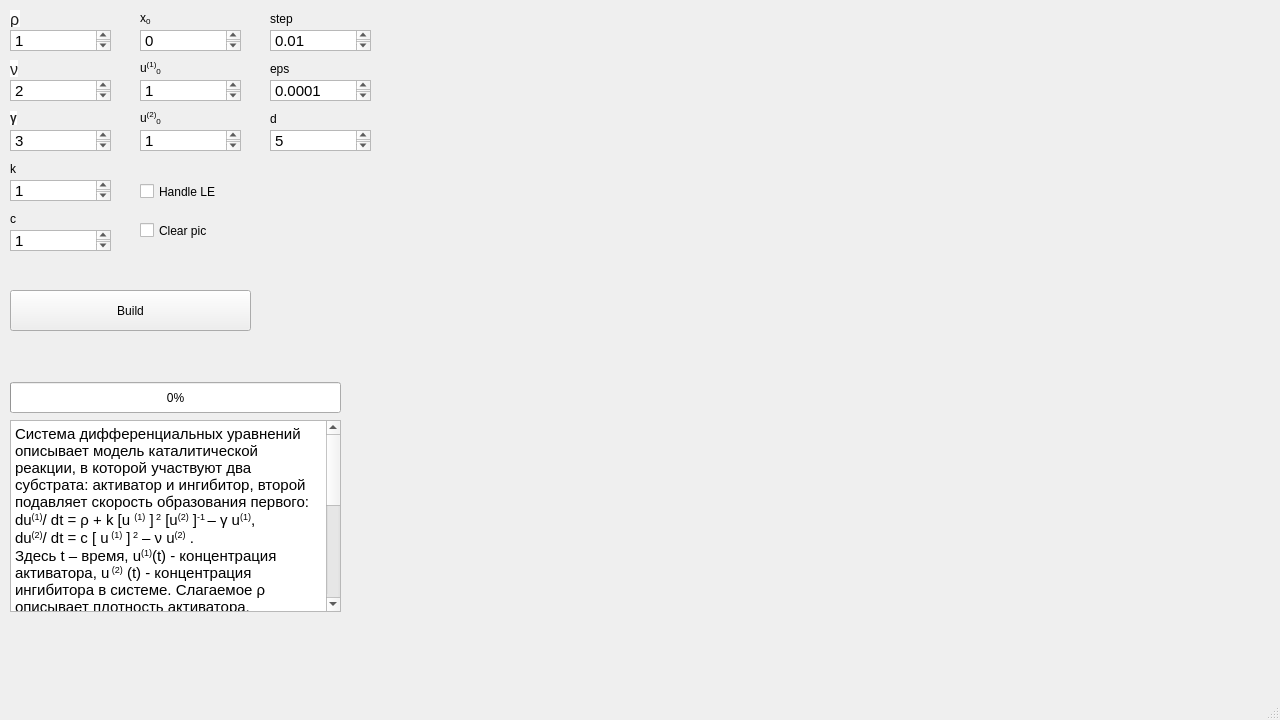
This is Form.ui in PaBochka/Lab_Num_Met_2 as Qt 5 draws it before an edit. The edited form follows.
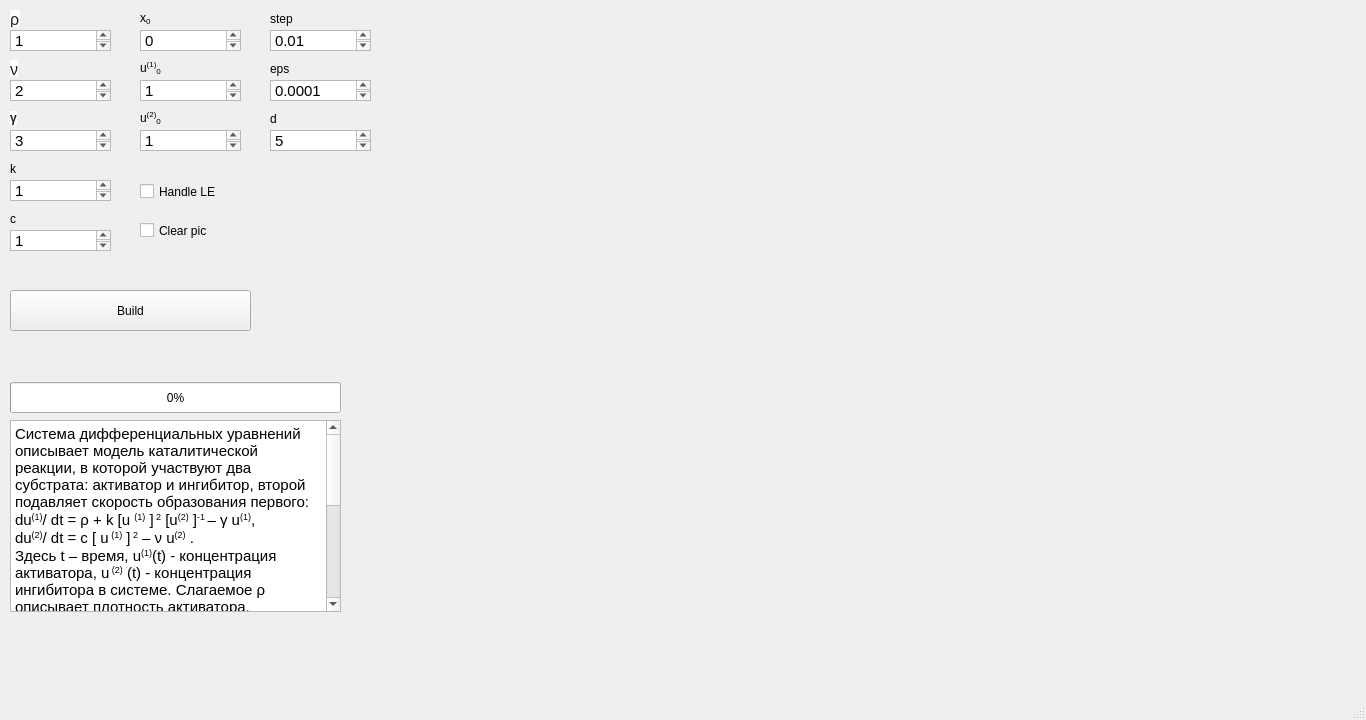
This is the edited form.

Diff of the .ui file:
```diff
--- a/Form.ui
+++ b/Form.ui
@@ -6,7 +6,7 @@
    <rect>
     <x>0</x>
     <y>0</y>
-    <width>1280</width>
+    <width>1366</width>
     <height>720</height>
    </rect>
   </property>
@@ -17,10 +17,10 @@
    <widget class="QWidget" name="widget" native="true">
     <property name="geometry">
      <rect>
-      <x>390</x>
-      <y>30</y>
-      <width>741</width>
-      <height>581</height>
+      <x>370</x>
+      <y>10</y>
+      <width>921</width>
+      <height>651</height>
      </rect>
     </property>
    </widget>
```
Left out of the diff: 2 changed lines with no effect on the pictures.
